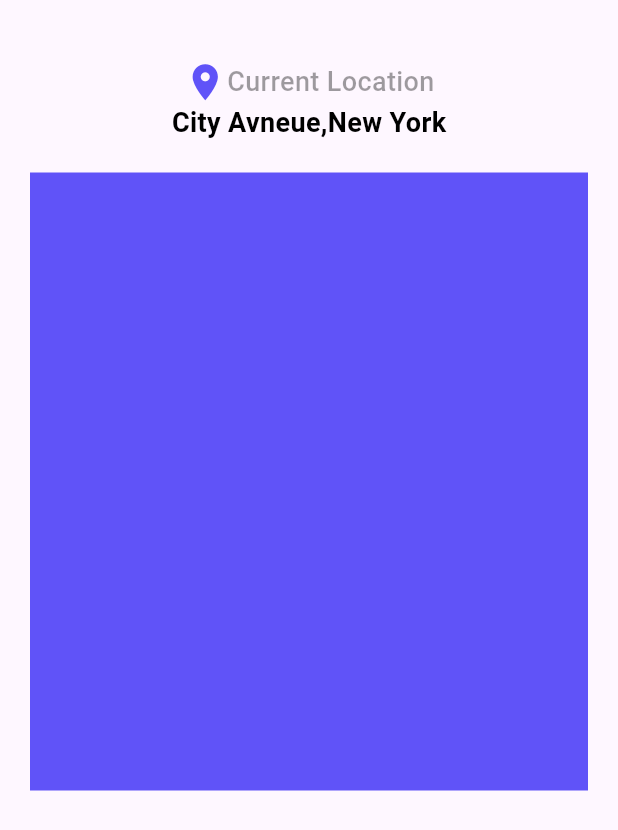
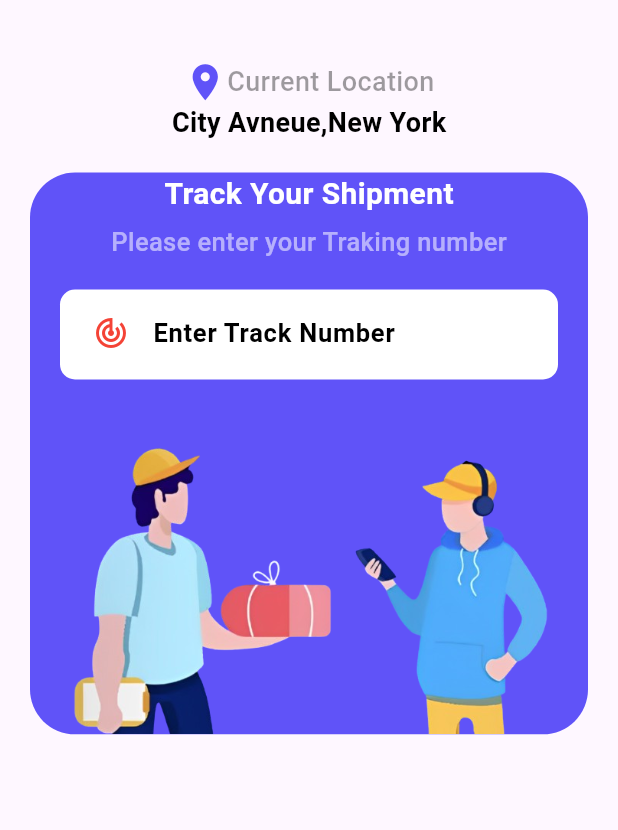
Before and after one commit to SayoojAmbady/deliverytracker, a Flutter app: the screen it shows after launch, on a phone screen of 412 x 824 dp. Shown: the top 830 px of the screen. Run offline on Flutter 3.47's test engine with Material 3 defaults, Android fonts, the phone set to English and light mode, and no system bars.

Commit message:
Tracker page added

```diff
--- a/lib/pages/home.dart
+++ b/lib/pages/home.dart
@@ -25,26 +25,78 @@ class _HomeState extends State<Home> {
                   children: [
                     Row(
                       children: [
-                          Icon(Icons.location_on,color: Color(0xff6053f8),size: 29.0),
-                          Text("Current Location",style: AppWidget.SimpleTextfiledStyle()),
+                        Icon(
+                          Icons.location_on,
+                          color: Color(0xff6053f8),
+                          size: 29.0,
+                        ),
+                        Text(
+                          "Current Location",
+                          style: AppWidget.SimpleTextfiledStyle(),
+                        ),
                       ],
                     ),
 
-                      Text("City Avneue,New York",style: AppWidget.HeadlineTextfiledStyle(18.0),)
+                    Text(
+                      "City Avneue,New York",
+                      style: AppWidget.HeadlineTextfiledStyle(18.0),
+                    ),
                   ],
                 ),
-
-
               ],
             ),
             SizedBox(height: 20),
             Container(
+              width: MediaQuery.of(context).size.width,
+              height: MediaQuery.of(context).size.height / 2.2,
+              decoration: BoxDecoration(
+                color: Color(0xff6053f8),
+                borderRadius: BorderRadius.circular(30),
+              ),
+              margin: EdgeInsets.only(left: 20, right: 20),
 
-              height: MediaQuery.of(context).size.height/2,
-              decoration: BoxDecoration(color:  Color(0xff6053f8)),
-              margin: EdgeInsets.only(left: 20,right: 20),
-
-            )
+              child: Column(
+                children: [
+                  SizedBox(height: .0),
+                  Text(
+                    "Track Your Shipment",
+                    style: AppWidget.WhiteTextfiledStyle(),
+                  ),
+                  SizedBox(height: 5),
+                  Text(
+                    "Please enter your Traking number",
+                    style: AppWidget.DifferenetShadeWhiteTextfiledStyle(),
+                  ),
+                  SizedBox(height: 20),
+                  Container(
+                    padding: EdgeInsets.symmetric(
+                      vertical: 5.0,
+                      horizontal: 10.0,
+                    ),
+                    height: 60,
+                    margin: EdgeInsets.only(left: 20, right: 20),
+                    decoration: BoxDecoration(
+                      color: Colors.white,
+                      borderRadius: BorderRadius.circular(10),
+                    ),
+                    child: TextField(
+                      decoration: InputDecoration(
+                        prefixIcon: Icon(
+                          Icons.track_changes,
+                          color: Colors.red,
+                        ),
+                        border: InputBorder.none,
+                        hintText: "Enter Track Number",
+                        hintStyle: AppWidget.HeadlineTextfiledStyle(17.0),
+                      ),
+                      style: TextStyle(color: Colors.black, fontSize: 20.0),
+                    ),
+                  ),
+Spacer(),
+                  Image.asset("assets/images/home.png",height:200 ),
+                ],
+              ),
+            ),
           ],
         ),
       ),
--- a/lib/services/widget_support.dart
+++ b/lib/services/widget_support.dart
@@ -1,10 +1,9 @@
-
 import 'dart:ui';
 
 import 'package:flutter/material.dart';
 
-class AppWidget{
-  static TextStyle HeadlineTextfiledStyle( double textsize){
+class AppWidget {
+  static TextStyle HeadlineTextfiledStyle(double textsize) {
     return TextStyle(
       color: Colors.black,
       fontSize: textsize,
@@ -12,17 +11,27 @@ class AppWidget{
     );
   }
 
-  static TextStyle SimpleTextfiledStyle(){
+  static TextStyle SimpleTextfiledStyle() {
     return TextStyle(
       color: Colors.black38,
       fontSize: 18.0,
       fontWeight: FontWeight.w500,
     );
   }
-  static TextStyle WhiteTextfiledStyle(){
+
+  static TextStyle WhiteTextfiledStyle() {
     return TextStyle(
       color: Colors.white,
-      fontSize: 20.0,fontWeight: FontWeight.bold,
+      fontSize: 20.0,
+      fontWeight: FontWeight.bold,
+    );
+  }
+
+  static TextStyle DifferenetShadeWhiteTextfiledStyle() {
+    return TextStyle(
+      color: Colors.white54,
+      fontSize: 17.0,
+      fontWeight: FontWeight.w500,
     );
   }
 }
```
Lines whose indentation alone changed are shown as unchanged.
